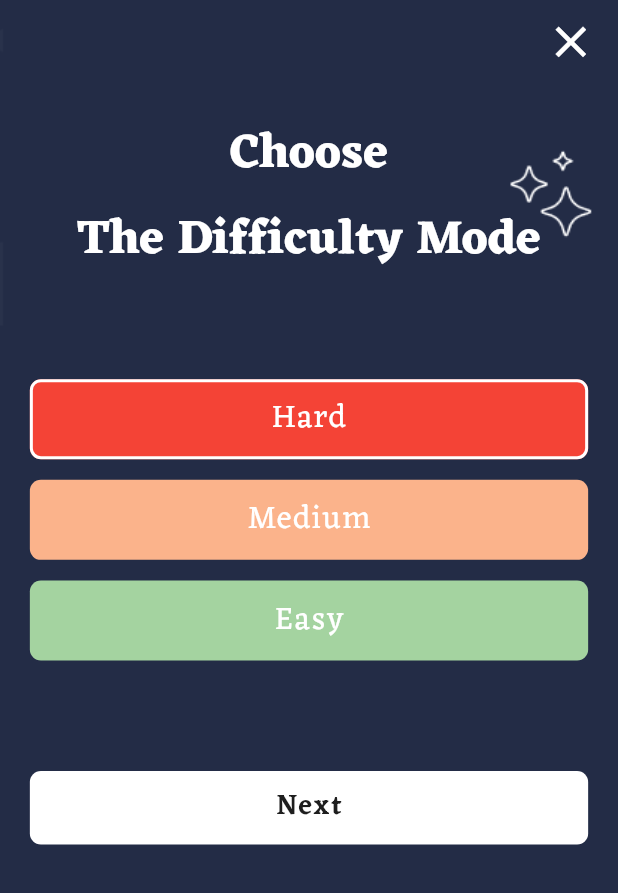
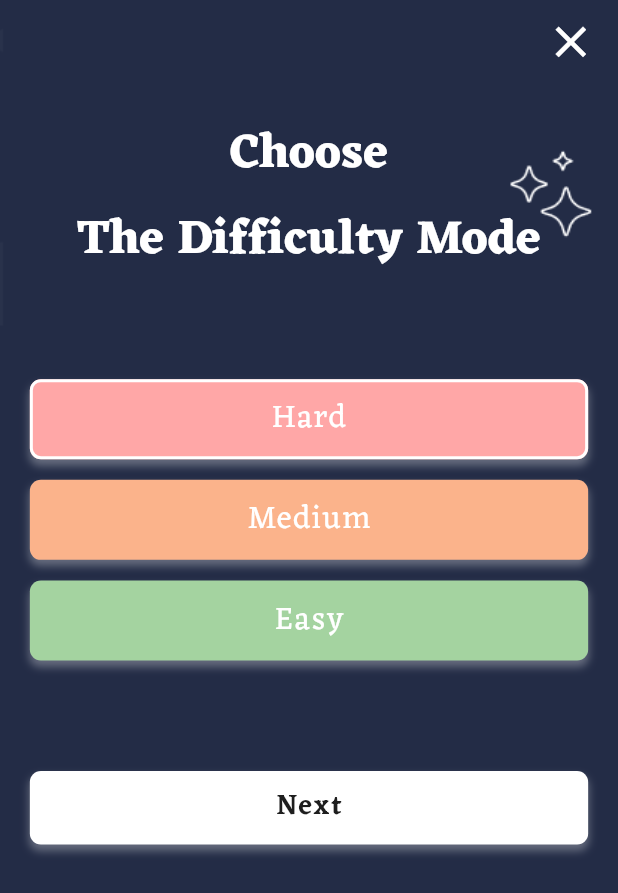
Before and after one commit to aconitum001/Tic-Tac-Toe, a Flutter app: the GameDificultyView screen opened directly with empty values, on a phone screen of 412 x 824 dp. Shown: the top 893 px of the screen. Run offline on Flutter 3.47's test engine with Material 3 defaults, Android fonts, the phone set to English and light mode, and no system bars; our stand-ins replace bloc, carousel_slider, confetti, flutter_bloc, flutter_screenutil, flutter_svg and 6 more; accounts and stored records are empty.

Commit message:
added lock feature & added box shadow

```diff
--- a/lib/core/widgets/custom_secondary_button.dart
+++ b/lib/core/widgets/custom_secondary_button.dart
@@ -1,5 +1,6 @@
 import 'package:flutter/material.dart';
 import 'package:flutter_screenutil/flutter_screenutil.dart';
+import 'package:tic_tac_toe/core/utils/functions/custom_shadow.dart';
 
 class CustomSecondaryButton extends StatelessWidget {
   const CustomSecondaryButton({
@@ -16,7 +17,13 @@ class CustomSecondaryButton extends StatelessWidget {
 
   @override
   Widget build(BuildContext context) {
-    return TextButton(
+    return Container(
+      decoration: buildShadow(
+        context,
+        Theme.of(context).colorScheme.primaryContainer.withOpacity(.3),
+        8.r,
+      ),
+      child: TextButton(
         style: TextButton.styleFrom(
           maximumSize: Size(double.infinity, 58.h),
           backgroundColor: bgColor,
@@ -27,6 +34,7 @@ class CustomSecondaryButton extends StatelessWidget {
         ),
         onPressed: onPressed,
         child: child,
+      ),
     );
   }
 }
--- a/lib/features/game/presentation/views/widgets/game_difficulty_buttons_section.dart
+++ b/lib/features/game/presentation/views/widgets/game_difficulty_buttons_section.dart
@@ -42,7 +42,7 @@ class _GameDifficultyButtonsSectionState
                 widget.onDifficultySelected(selectedDifficulty);
               });
             },
-            bgColor: Colors.red,
+            bgColor: const Color(0xffFFA7A7),
             borderColor:
                 selectedDifficulty == 0 ? Colors.white : Colors.transparent,
             child: Center(
```
Also changed, not shown: lib/core/utils/functions/bot_functions.dart (+3 -4 lines), lib/features/settings/presentation/views/widgets/custom_skin_store_grid_item.dart (+24 -3 lines), lib/features/settings/presentation/views/widgets/skin_store_view_body.dart (+12 -5 lines), assets/images/lock1.png (added), assets/images/lock2.png (added), assets/images/lock3.png (added), assets/images/lock4.png (added). Lines whose indentation alone changed are shown as unchanged.
